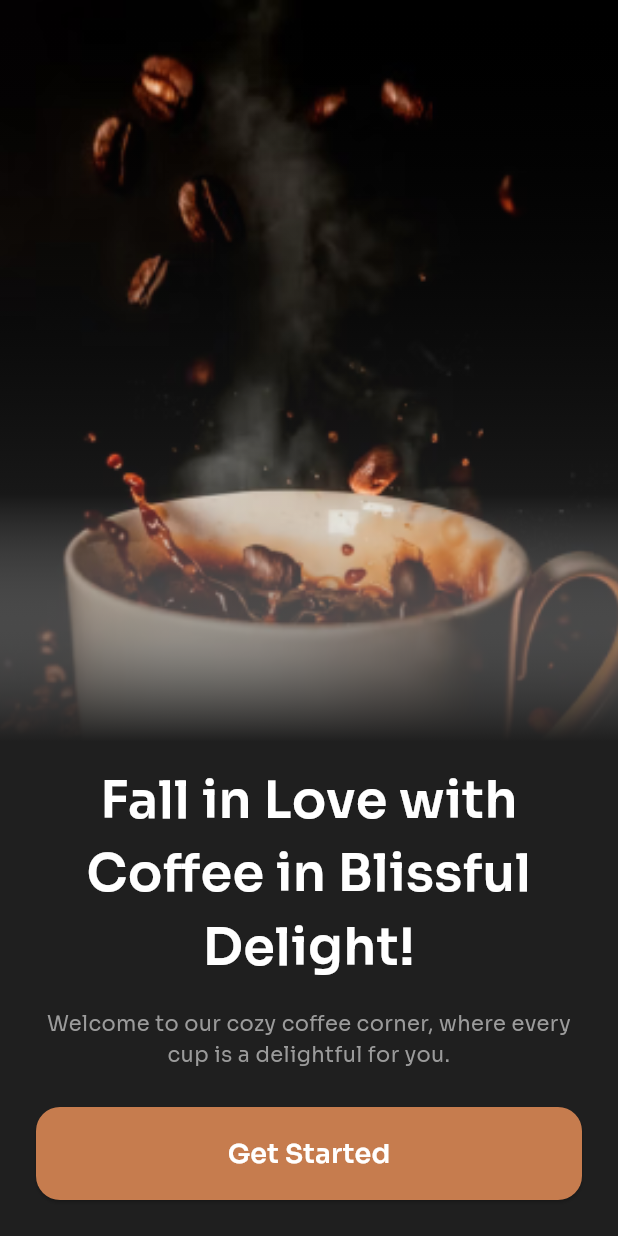
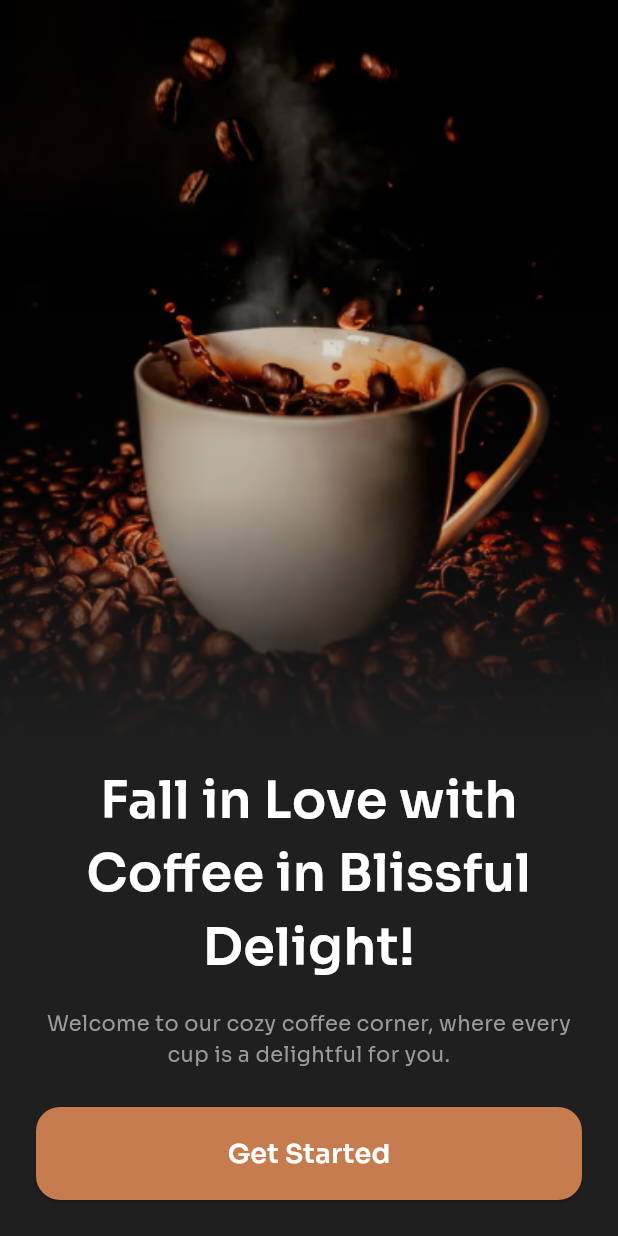
Before and after one commit to salahaldeenalmamary/flutter_test, a Flutter app: the screen it shows after launch, on a phone screen of 412 x 824 dp. Run offline on Flutter 3.47's test engine with Material 3 defaults, Android fonts, the phone set to English and light mode, and no system bars; our stand-ins replace flutter_hooks, google_fonts.

Commit message:
fix onboarding ui

```diff
--- a/lib/stc/pages/onboarding_screen.dart
+++ b/lib/stc/pages/onboarding_screen.dart
@@ -2,6 +2,7 @@
 import 'package:flutter/material.dart';
 import 'package:flutter/services.dart';
 import 'package:flutter_hooks/flutter_hooks.dart';
+import 'package:webapp/stc/core/extensions/context_extensions.dart';
 import 'package:webapp/stc/core/extensions/navigation_extension.dart';
 
 import '../router/route_manager.dart';
@@ -20,7 +21,10 @@ class OnboardingScreen extends HookWidget {
         body: Stack(
           fit: StackFit.expand,
           children: [
-            _buildBackgroundImage(),
+           Positioned(
+            bottom: context.height/3,
+            top: 0,left: 0, right: 0,
+            child: _buildBackgroundImage()) ,
             _buildContentOverlay(context),
           ],
         ),
@@ -31,9 +35,9 @@ class OnboardingScreen extends HookWidget {
   Widget _buildBackgroundImage() {
     return Image.asset(
      ImageConstants.Onboarding,
-      fit: BoxFit.cover,
+      fit: BoxFit.fill,
 
-      color: Colors.white.withOpacity(0.3),
+
       colorBlendMode: BlendMode.darken,
     );
   }
@@ -46,7 +50,7 @@ class OnboardingScreen extends HookWidget {
         gradient: LinearGradient(
           colors: [
             Colors.transparent,
-            ColorTheme.grey.withOpacity(0.1),
+            ColorTheme.darkBackground.withOpacity(0.1),
             ColorTheme.darkBackground,
           ],
           begin: Alignment.topCenter,
```
